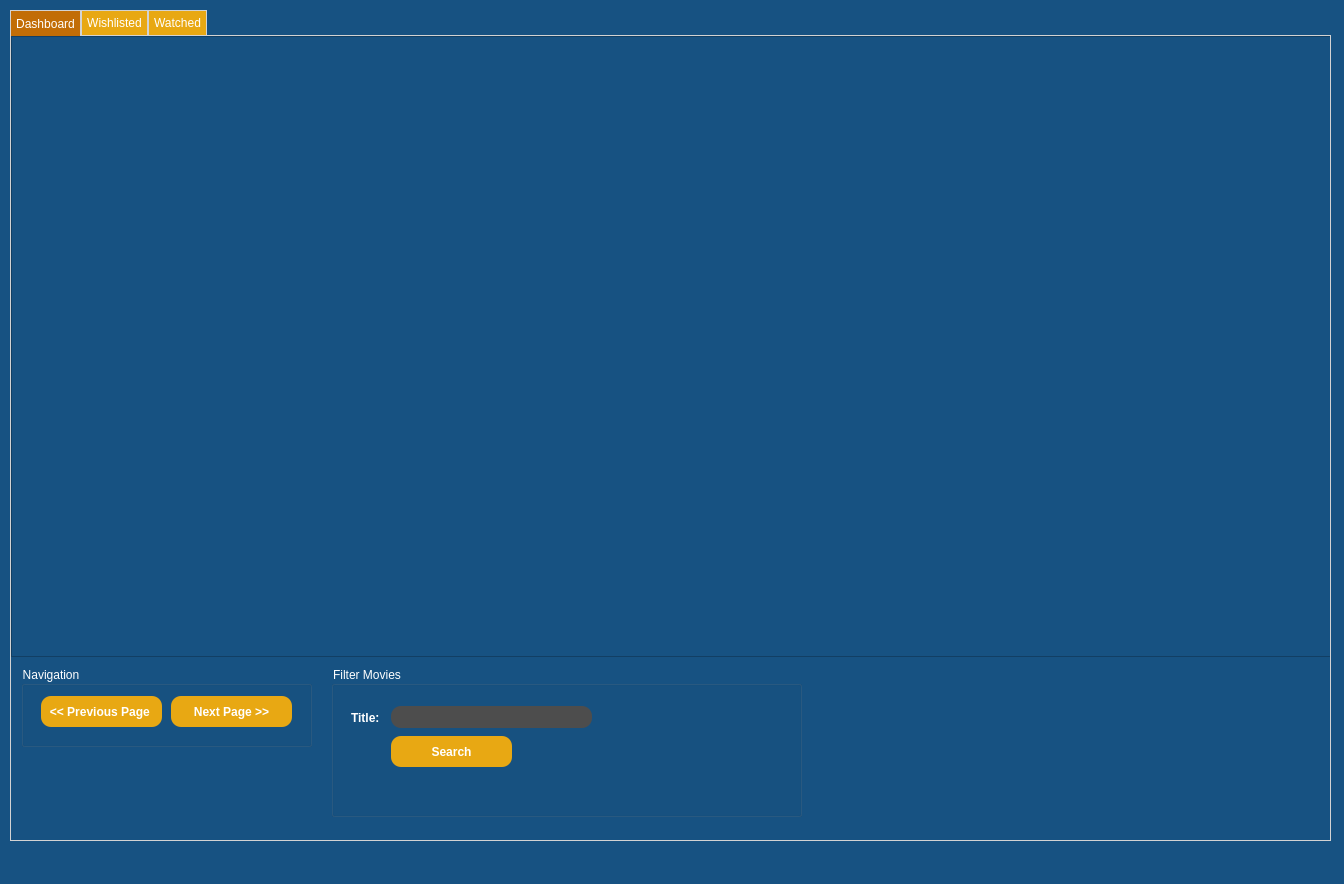
The window that MoviePlatformApp/MoviePlatformApp/MovieDashboard.ui (TudiMoldoveanu/MovieRecomendationApp) describes before a commit, drawn with Qt 5.
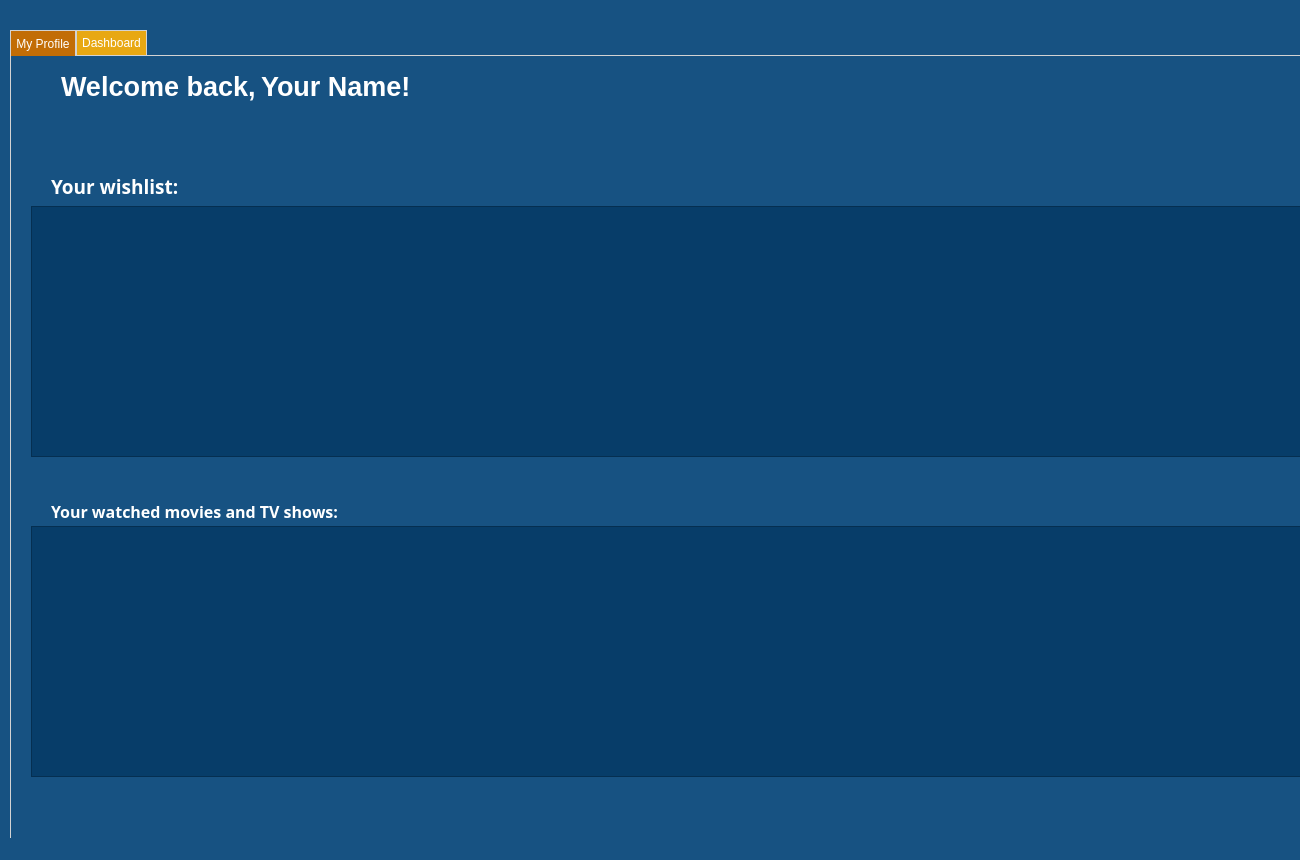
The same window after the commit. Icons and pictures are not drawn.

Commit message: Added My Profile tab and moved into it the 'watched' and 'wishlisted' tables. Renamed some variables for clean code purposes. Made 'movieView' windows modal and added full screen start for after login.

The edit to the form file:
```diff
--- a/MoviePlatformApp/MoviePlatformApp/MovieDashboard.ui
+++ b/MoviePlatformApp/MoviePlatformApp/MovieDashboard.ui
@@ -6,10 +6,16 @@
    <rect>
     <x>0</x>
     <y>0</y>
-    <width>1344</width>
-    <height>884</height>
+    <width>1300</width>
+    <height>860</height>
    </rect>
   </property>
+  <property name="maximumSize">
+   <size>
+    <width>1920</width>
+    <height>1080</height>
+   </size>
+  </property>
   <property name="windowTitle">
    <string>MovieDashboard</string>
   </property>
@@ -163,7 +169,7 @@
     <property name="geometry">
      <rect>
       <x>10</x>
-      <y>10</y>
+      <y>30</y>
       <width>1321</width>
       <height>831</height>
      </rect>
@@ -189,7 +195,150 @@
     <property name="currentIndex">
      <number>0</number>
     </property>
-    <widget class="QWidget" name="tab">
+    <widget class="QWidget" name="myProfile">
+     <property name="maximumSize">
+      <size>
+       <width>16777215</width>
+       <height>16777215</height>
+      </size>
+     </property>
+     <attribute name="title">
+      <string>My Profile</string>
+     </attribute>
+     <widget class="QFrame" name="myProfileFrame">
+      <property name="geometry">
+       <rect>
+        <x>-10</x>
+        <y>-10</y>
+        <width>1371</width>
+        <height>811</height>
+       </rect>
+      </property>
+      <property name="frameShape">
+       <enum>QFrame::StyledPanel</enum>
+      </property>
+      <property name="frameShadow">
+       <enum>QFrame::Raised</enum>
+      </property>
+      <widget class="QLabel" name="welcomeLabel">
+       <property name="geometry">
+        <rect>
+         <x>60</x>
+         <y>20</y>
+         <width>211</width>
+         <height>41</height>
+        </rect>
+       </property>
+       <property name="font">
+        <font>
+         <pointsize>20</pointsize>
+         <bold>true</bold>
+        </font>
+       </property>
+       <property name="text">
+        <string>Welcome back, </string>
+       </property>
+      </widget>
+      <widget class="QLabel" name="yourNameLabel">
+       <property name="geometry">
+        <rect>
+         <x>260</x>
+         <y>20</y>
+         <width>211</width>
+         <height>41</height>
+        </rect>
+       </property>
+       <property name="font">
+        <font>
+         <pointsize>20</pointsize>
+         <bold>true</bold>
+        </font>
+       </property>
+       <property name="text">
+        <string>Your Name!</string>
+       </property>
+      </widget>
+      <widget class="QLabel" name="yourWishlistLabel">
+       <property name="geometry">
+        <rect>
+         <x>50</x>
+         <y>125</y>
+         <width>151</width>
+         <height>31</height>
+        </rect>
+       </property>
+       <property name="font">
+        <font>
+         <family>Segoe UI Black</family>
+         <pointsize>14</pointsize>
+         <bold>true</bold>
+        </font>
+       </property>
+       <property name="text">
+        <string>Your wishlist:</string>
+       </property>
+      </widget>
+      <widget class="QLabel" name="yourWatchedLabel">
+       <property name="geometry">
+        <rect>
+         <x>50</x>
+         <y>450</y>
+         <width>291</width>
+         <height>31</height>
+        </rect>
+       </property>
+       <property name="font">
+        <font>
+         <family>Segoe UI Black</family>
+         <pointsize>12</pointsize>
+         <bold>true</bold>
+        </font>
+       </property>
+       <property name="text">
+        <string>Your watched movies and TV shows:</string>
+       </property>
+      </widget>
+      <widget class="QTableView" name="watchedTable">
+       <property name="geometry">
+        <rect>
+         <x>30</x>
+         <y>480</y>
+         <width>1281</width>
+         <height>251</height>
+        </rect>
+       </property>
+       <property name="styleSheet">
+        <string notr="true">QTableView {
+    background: #073d69;
+    
+}
+QHeaderView::section {
+background:#073d69 ;
+}</string>
+       </property>
+      </widget>
+      <widget class="QTableView" name="wishlistTable">
+       <property name="geometry">
+        <rect>
+         <x>30</x>
+         <y>160</y>
+         <width>1281</width>
+         <height>251</height>
+        </rect>
+       </property>
+       <property name="styleSheet">
+        <string notr="true">QTableView {
+    background: #073d69;
+    
+}
+QHeaderView {
+background:#073d69 ;
+}</string>
+       </property>
+      </widget>
+     </widget>
+    </widget>
+    <widget class="QWidget" name="dashboard">
      <attribute name="title">
       <string>Dashboard</string>
      </attribute>
@@ -301,54 +450,6 @@
       </widget>
      </widget>
     </widget>
-    <widget class="QWidget" name="Wishlist">
-     <attribute name="title">
-      <string>Wishlisted</string>
-     </attribute>
-     <widget class="QTableView" name="tableView_2">
-      <property name="geometry">
-       <rect>
-        <x>0</x>
-        <y>0</y>
-        <width>1321</width>
-        <height>621</height>
-       </rect>
-      </property>
-      <property name="styleSheet">
-       <string notr="true">QTableView {
-    background: #073d69;
-    
-}
-QHeaderView {
-background:#073d69 ;
-}</string>
-      </property>
-     </widget>
-    </widget>
-    <widget class="QWidget" name="tab_2">
-     <attribute name="title">
-      <string>Watched</string>
-     </attribute>
-     <widget class="QTableView" name="tableView_3">
-      <property name="geometry">
-       <rect>
-        <x>0</x>
-        <y>0</y>
-        <width>1321</width>
-        <height>621</height>
-       </rect>
-      </property>
-      <property name="styleSheet">
-       <string notr="true">QTableView {
-    background: #073d69;
-    
-}
-QHeaderView::section {
-background:#073d69 ;
-}</string>
-      </property>
-     </widget>
-    </widget>
    </widget>
   </widget>
   <widget class="QMenuBar" name="menuBar">
```
Left out of the diff: 4 changed lines with no effect on the pictures. The commit also changes 7 other files.
